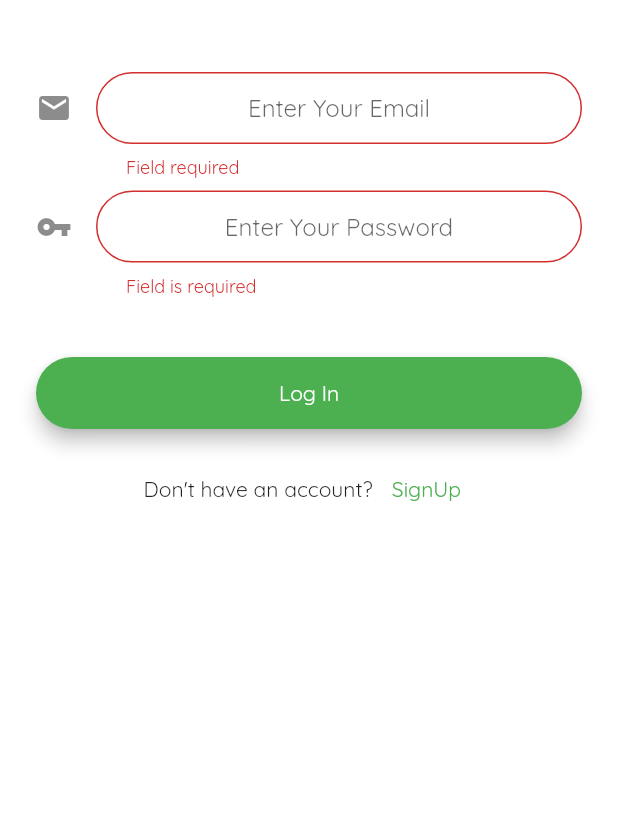
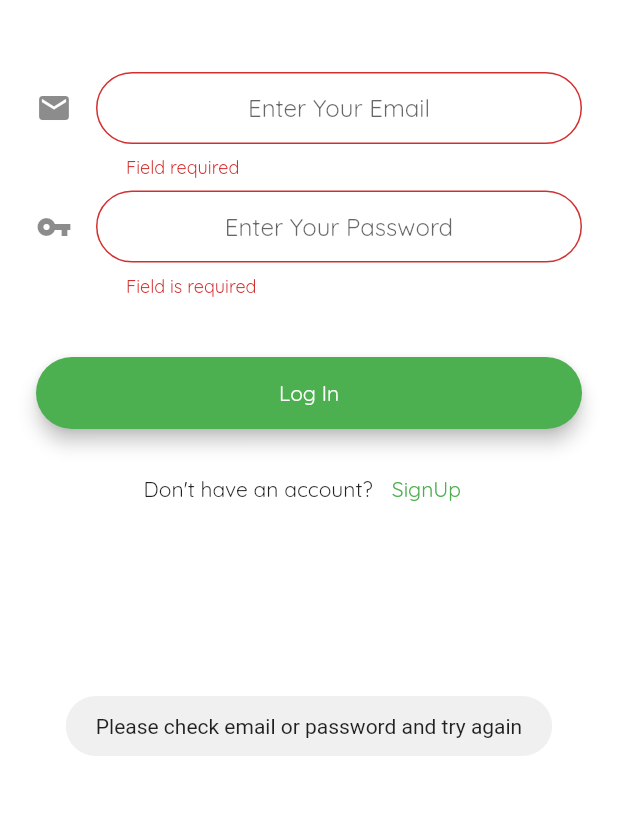
Before and after one commit to umairliaqat33/expenses_app, a Flutter app: the LoginScreen screen opened directly, after a tap on "Log In", on a phone screen of 412 x 824 dp, the part 384-1199 px from its top. Run offline on Flutter 3.47's test engine with Material 2 defaults, Android fonts, the light colour scheme and no system bars; our stand-ins replace animated_text_kit, firebase_auth, firebase_core, fluttertoast; accounts and stored records are empty.

Commit message:
added error toast on login fail and hiding keyboard after pressing login button

```diff
--- a/lib/screens/Login_Screen.dart
+++ b/lib/screens/Login_Screen.dart
@@ -112,6 +112,7 @@ class _LoginScreenState extends State<LoginScreen> {
                     child: MaterialButton(
                       onPressed: () {
                         singIn(emailController.text, passController.text);
+                        FocusManager.instance.primaryFocus?.unfocus();
                       },
                       minWidth: 200.0,
                       height: 42.0,
@@ -156,6 +157,8 @@ class _LoginScreenState extends State<LoginScreen> {
           .catchError((e) {
         Fluttertoast.showToast(msg: e.toString());
       });
+    }else{
+      Fluttertoast.showToast(msg: "Please check email or password and try again");
     }
   }
 }
```
